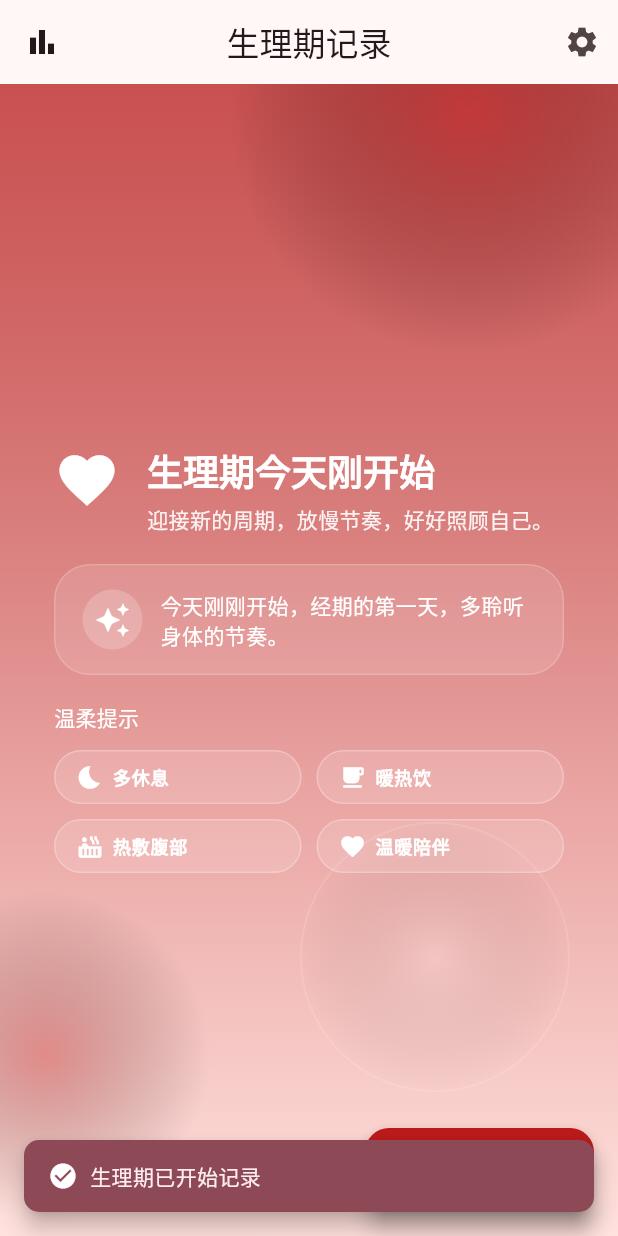
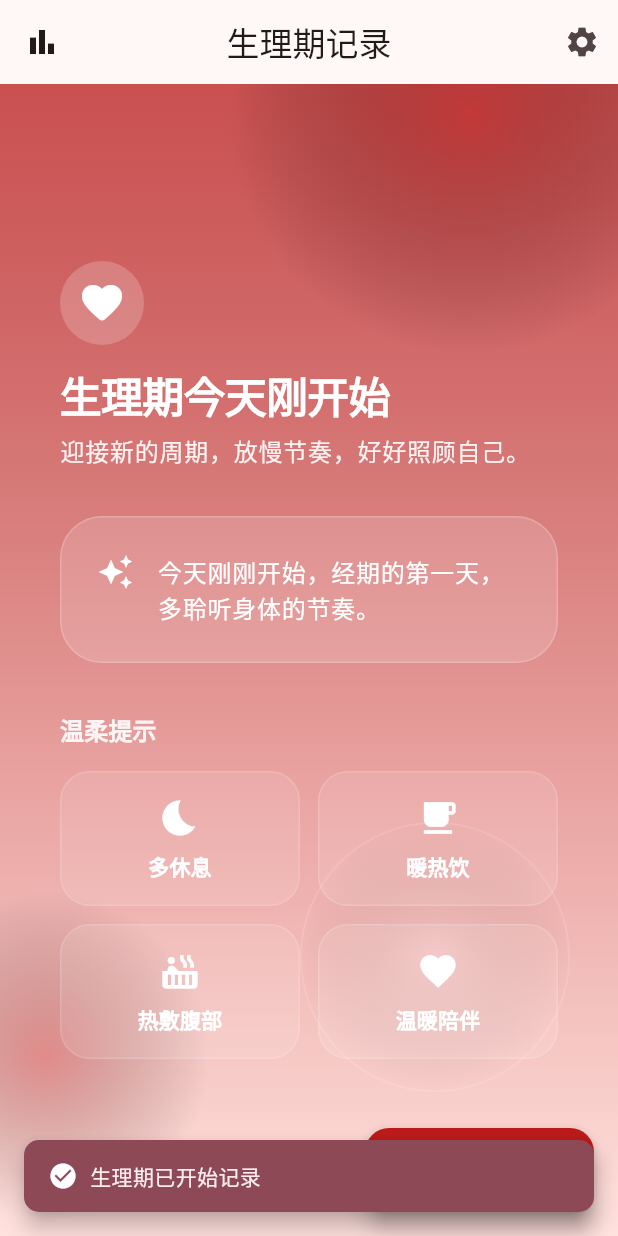
Before and after one commit to zack-zhc/period-record, a Flutter app: the screen it shows after launch, after a tap on "开始记录", on a phone screen of 412 x 824 dp. Run offline on Flutter 3.47's test engine with Material 3 defaults, Android fonts, the phone set to English and light mode, and no system bars; our stand-ins replace file_picker, local_auth, package_info_plus, shared_preferences, sqflite, table_calendar; missing offline and left inert: encrypt, local_auth_android; accounts and stored records are empty.

Commit message:
重构生理期今天开始组件，优化布局和样式，提升可读性和用户体验

```diff
--- a/lib/components/period_started_today_widget.dart
+++ b/lib/components/period_started_today_widget.dart
@@ -3,6 +3,7 @@ import 'package:period_record/models/period_status_logic.dart';
 import 'package:period_record/theme/app_colors.dart';
 
 /// 生理期今天开始组件（已从 `period_status_widgets.dart` 抽离）
+/// 采用 Material 3 Expressive 设计风格
 class PeriodStartedTodayWidget extends StatelessWidget {
   final String title;
 
@@ -10,7 +11,6 @@ class PeriodStartedTodayWidget extends StatelessWidget {
 
   @override
   Widget build(BuildContext context) {
-    final colors = AppColors.of(context);
     final isDark = Theme.of(context).brightness == Brightness.dark;
     final supportMessage = PeriodStatusLogic.supportMessage(
       PeriodStatus.startedToday,
@@ -19,32 +19,115 @@ class PeriodStartedTodayWidget extends StatelessWidget {
     final careTips = PeriodStatusLogic.careTips(PeriodStatus.startedToday, 0);
 
     return Padding(
-      padding: const EdgeInsets.symmetric(horizontal: 20, vertical: 16),
+      padding: const EdgeInsets.symmetric(horizontal: 24, vertical: 24),
       child: Column(
         mainAxisSize: MainAxisSize.min,
-        crossAxisAlignment: CrossAxisAlignment.stretch,
+        crossAxisAlignment: CrossAxisAlignment.start,
         children: [
-          _buildHeroHeader(context, colors, isDark),
-          const SizedBox(height: 20),
-          _buildSupportCard(context, supportMessage, colors, isDark),
-          const SizedBox(height: 18),
+          _buildHeroHeader(context),
+          const SizedBox(height: 32),
+          _buildSupportCard(context, supportMessage, isDark),
+          const SizedBox(height: 32),
+          _buildCareSection(context, careTips),
+        ],
+      ),
+    );
+  }
+
+  Widget _buildHeroHeader(BuildContext context) {
+    final textTheme = Theme.of(context).textTheme;
+
+    return Column(
+      crossAxisAlignment: CrossAxisAlignment.start,
+      children: [
+        Container(
+          padding: const EdgeInsets.all(12),
+          decoration: BoxDecoration(
+            color: AppColors.white.withValues(alpha: 0.2),
+            shape: BoxShape.circle,
+          ),
+          child: const Icon(
+            Icons.favorite_rounded,
+            color: AppColors.white,
+            size: 32,
+          ),
+        ),
+        const SizedBox(height: 16),
+        Text(
+          title,
+          style: textTheme.headlineMedium?.copyWith(
+            color: AppColors.white,
+            fontWeight: FontWeight.w800,
+            letterSpacing: -0.5,
+            height: 1.2,
+          ),
+        ),
+        const SizedBox(height: 8),
+        Text(
+          '迎接新的周期，放慢节奏，好好照顾自己。',
+          style: textTheme.bodyLarge?.copyWith(
+            color: AppColors.white.withValues(alpha: 0.9),
+            height: 1.5,
+          ),
+        ),
+      ],
+    );
+  }
+
+  Widget _buildSupportCard(BuildContext context, String message, bool isDark) {
+    return Container(
+      padding: const EdgeInsets.all(24),
+      decoration: BoxDecoration(
+        color: AppColors.white.withValues(alpha: isDark ? 0.1 : 0.15),
+        borderRadius: BorderRadius.circular(28),
+        border: Border.all(
+          color: AppColors.white.withValues(alpha: 0.2),
+          width: 1,
+        ),
+      ),
+      child: Row(
+        crossAxisAlignment: CrossAxisAlignment.start,
+        children: [
+          const Icon(Icons.auto_awesome, color: AppColors.white, size: 24),
+          const SizedBox(width: 16),
+          Expanded(
+            child: Text(
+              message,
+              style: Theme.of(context).textTheme.bodyLarge?.copyWith(
+                color: AppColors.white,
+                height: 1.5,
+                fontWeight: FontWeight.w500,
+              ),
+            ),
+          ),
+        ],
+      ),
+    );
+  }
+
+  Widget _buildCareSection(BuildContext context, List<CareTip> careTips) {
+    return Column(
+      crossAxisAlignment: CrossAxisAlignment.start,
+      children: [
         Text(
           '温柔提示',
-            style: Theme.of(context).textTheme.titleSmall?.copyWith(
-              color: AppColors.white,
-              letterSpacing: 0.2,
+          style: Theme.of(context).textTheme.titleMedium?.copyWith(
+            color: AppColors.white.withValues(alpha: 0.9),
+            fontWeight: FontWeight.w600,
+            letterSpacing: 0.1,
           ),
         ),
-          const SizedBox(height: 12),
+        const SizedBox(height: 16),
         LayoutBuilder(
           builder: (context, constraints) {
-              const spacing = 10.0;
+            const spacing = 12.0;
             final maxWidth = constraints.maxWidth;
+            // 使用两列布局
             final tileWidth = (maxWidth - spacing) / 2;
 
             return Wrap(
               spacing: spacing,
-                runSpacing: 10,
+              runSpacing: spacing,
               children:
                   careTips
                       .map(
@@ -62,82 +145,6 @@ class PeriodStartedTodayWidget extends StatelessWidget {
           },
         ),
       ],
-      ),
-    );
-  }
-
-  Widget _buildHeroHeader(
-    BuildContext context,
-    ThemeColors colors,
-    bool isDark,
-  ) {
-    final textTheme = Theme.of(context).textTheme;
-    return Row(
-      crossAxisAlignment: CrossAxisAlignment.start,
-      children: [
-        const Icon(Icons.favorite, color: AppColors.white, size: 44),
-        const SizedBox(width: 18),
-        Expanded(
-          child: Column(
-            crossAxisAlignment: CrossAxisAlignment.start,
-            children: [
-              Text(
-                title,
-                style: textTheme.headlineSmall?.copyWith(
-                  color: AppColors.white,
-                  fontWeight: FontWeight.w700,
-                ),
-              ),
-              const SizedBox(height: 6),
-              Text(
-                '迎接新的周期，放慢节奏，好好照顾自己。',
-                style: textTheme.bodyMedium?.copyWith(
-                  color: AppColors.white.withValues(alpha: 0.9),
-                ),
-              ),
-            ],
-          ),
-        ),
-      ],
-    );
-  }
-
-  Widget _buildSupportCard(
-    BuildContext context,
-    String message,
-    ThemeColors colors,
-    bool isDark,
-  ) {
-    return Container(
-      padding: const EdgeInsets.symmetric(horizontal: 18, vertical: 16),
-      decoration: BoxDecoration(
-        color: AppColors.white.withValues(alpha: isDark ? 0.08 : 0.12),
-        borderRadius: BorderRadius.circular(24),
-        border: Border.all(color: AppColors.white.withValues(alpha: 0.18)),
-      ),
-      child: Row(
-        crossAxisAlignment: CrossAxisAlignment.start,
-        children: [
-          Container(
-            padding: const EdgeInsets.all(8),
-            decoration: BoxDecoration(
-              shape: BoxShape.circle,
-              color: AppColors.white.withValues(alpha: 0.2),
-            ),
-            child: const Icon(Icons.auto_awesome, color: AppColors.white),
-          ),
-          const SizedBox(width: 12),
-          Expanded(
-            child: Text(
-              message,
-              style: Theme.of(context).textTheme.bodyMedium?.copyWith(
-                color: AppColors.white,
-                height: 1.4,
-              ),
-            ),
-          ),
-        ],
-      ),
     );
   }
 
@@ -147,22 +154,27 @@ class PeriodStartedTodayWidget extends StatelessWidget {
     required String label,
   }) {
     return Container(
-      padding: const EdgeInsets.symmetric(horizontal: 14, vertical: 8),
+      padding: const EdgeInsets.symmetric(horizontal: 16, vertical: 16),
       decoration: BoxDecoration(
-        borderRadius: BorderRadius.circular(18),
-        border: Border.all(color: AppColors.white.withValues(alpha: 0.25)),
-        color: AppColors.white.withValues(alpha: 0.14),
+        borderRadius: BorderRadius.circular(20),
+        color: AppColors.white.withValues(alpha: 0.1),
+        border: Border.all(
+          color: AppColors.white.withValues(alpha: 0.15),
+          width: 1,
         ),
-      child: Row(
-        mainAxisSize: MainAxisSize.min,
+      ),
+      child: Column(
+        mainAxisAlignment: MainAxisAlignment.center,
         children: [
-          Icon(icon, size: 18, color: AppColors.white),
-          const SizedBox(width: 6),
+          Icon(icon, size: 28, color: AppColors.white),
+          const SizedBox(height: 8),
           Text(
             label,
-            style: Theme.of(context).textTheme.labelMedium?.copyWith(
+            textAlign: TextAlign.center,
+            style: Theme.of(context).textTheme.labelLarge?.copyWith(
               color: AppColors.white,
               fontWeight: FontWeight.w600,
+              letterSpacing: 0.1,
             ),
           ),
         ],
```
Lines whose indentation alone changed are shown as unchanged.
